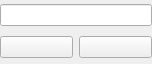
The window that src/ui/node/widgets/InboundOutboundWidget.ui (Qv2ray/Qv2ray) describes before a commit, drawn with Qt 5.
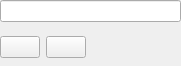
The same window after the commit. Icons and pictures are not drawn.

What changed in the file:
```diff
--- a/src/ui/node/widgets/InboundOutboundWidget.ui
+++ b/src/ui/node/widgets/InboundOutboundWidget.ui
@@ -6,14 +6,14 @@
    <rect>
     <x>0</x>
     <y>0</y>
-    <width>152</width>
-    <height>64</height>
+    <width>181</width>
+    <height>66</height>
    </rect>
   </property>
   <property name="windowTitle">
    <string>Form</string>
   </property>
-  <layout class="QGridLayout" name="gridLayout">
+  <layout class="QVBoxLayout" name="verticalLayout">
    <property name="leftMargin">
     <number>0</number>
    </property>
@@ -26,10 +26,12 @@
    <property name="bottomMargin">
     <number>0</number>
    </property>
-   <item row="0" column="0" colspan="2">
+   <item>
     <widget class="QLineEdit" name="tagTxt"/>
    </item>
-   <item row="1" column="0">
+   <item>
+    <layout class="QHBoxLayout" name="horizontalLayout" stretch="0,0,1">
+     <item>
     <widget class="QPushButton" name="editBtn">
      <property name="text">
       <string/>
@@ -40,16 +42,25 @@
      </property>
     </widget>
    </item>
-   <item row="1" column="1">
+     <item>
     <widget class="QPushButton" name="editJsonBtn">
      <property name="text">
       <string/>
      </property>
      <property name="icon">
       <iconset resource="../../../../resources.new.qrc">
-       <normaloff>:/assets/icons/ui_dark/code.svg</normaloff>:/assets/icons/ui_dark/code.svg</iconset>
-     </property>
-    </widget>
+         <normaloff>:/assets/icons/ui_light/code.svg</normaloff>:/assets/icons/ui_light/code.svg</iconset>
+       </property>
+      </widget>
+     </item>
+     <item>
+      <widget class="QLabel" name="statusLabel">
+       <property name="text">
+        <string/>
+       </property>
+      </widget>
+     </item>
+    </layout>
    </item>
   </layout>
  </widget>
```
Left out of the diff: 2 changed lines with no effect on the pictures. Lines whose indentation alone changed are shown as unchanged.
